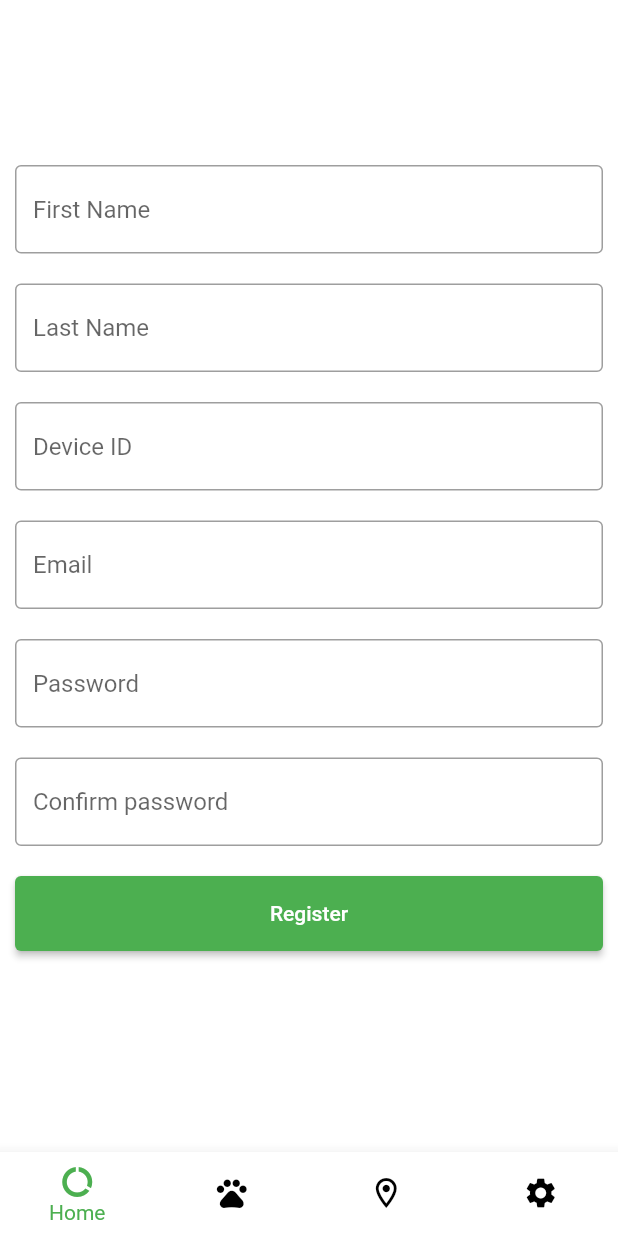
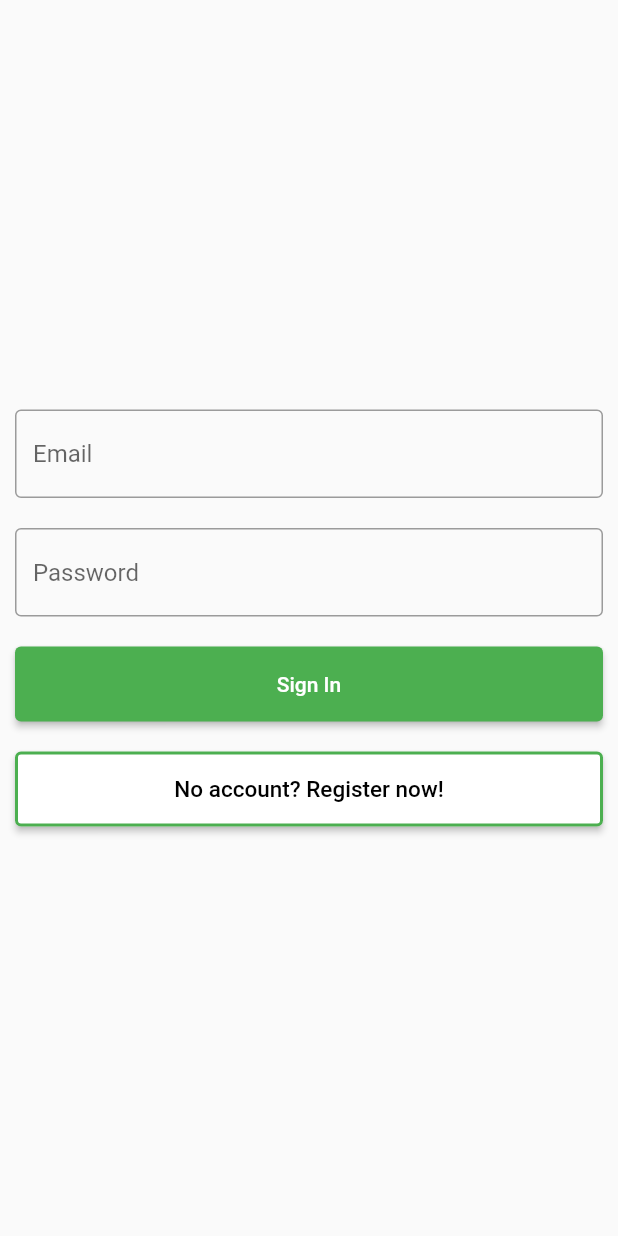
Before and after one commit to supleed2/ELEC60013-ES-CW1, a Flutter app: the screen it shows after launch, on a phone screen of 412 x 824 dp. Run offline on Flutter 3.47's test engine with Material 2 defaults, Android fonts, the light colour scheme and no system bars; our stand-ins replace charts_flutter, firebase_auth, firebase_core, google_maps_flutter, syncfusion_flutter_gauges; accounts and stored records are empty.

Commit message:
Added login page

```diff
--- a/lib/main.dart
+++ b/lib/main.dart
@@ -1,10 +1,18 @@
+import 'package:firebase_core/firebase_core.dart';
 import 'package:flutter/material.dart';
 import 'package:leg_barkr_app/home.dart';
 import 'package:flutter/services.dart';
+import 'package:leg_barkr_app/view/auth/login_form.dart';
+import 'package:leg_barkr_app/view/auth/register_form.dart';
+import 'firebase_options.dart';
 
-void main() {
+void main() async {
   SystemChrome.setSystemUIOverlayStyle(SystemUiOverlayStyle(statusBarColor: Colors.black12));
-  runApp(const Main());
+  WidgetsFlutterBinding.ensureInitialized();
+  await Firebase.initializeApp(
+    options: DefaultFirebaseOptions.currentPlatform,
+  );
+  runApp(Main());
 }
 
 class Main extends StatelessWidget {
@@ -14,7 +22,13 @@ class Main extends StatelessWidget {
   Widget build(BuildContext context) {
     return MaterialApp(
         theme: ThemeData.light(),
-        home: HomeScreen()
+        //home: HomeScreen(),
+        initialRoute: '/',
+        routes: {
+          '/': (context) => const HomeScreen(),
+          '/login': (context) => const LoginForm(),
+          '/register': (context) => const RegisterForm()
+        }
     );
   }
 }
--- /dev/null
+++ b/lib/view/auth/login_form.dart
@@ -0,0 +1,150 @@
+import 'package:firebase_auth/firebase_auth.dart';
+import 'package:flutter/material.dart';
+
+
+class LoginForm extends StatefulWidget {
+  const LoginForm({Key? key}) : super(key: key);
+
+  @override
+  _LoginFormState createState() => _LoginFormState();
+}
+
+class _LoginFormState extends State<LoginForm> {
+  final GlobalKey<FormState> _formKey = GlobalKey<FormState>();
+  late String _email, _password;
+  bool _loggingIn = false;
+
+  void attemptLogin(){
+    final form = _formKey.currentState;
+    if (form!.validate()) {
+      form.save();
+      setState(() { _loggingIn = true; });
+      loginUser();
+    } else {
+      setState(() { _loggingIn = false; });
+    }
+  }
+
+  Future<void> loginUser() async {
+    try {
+      await FirebaseAuth.instance.signInWithEmailAndPassword(email: _email, password: _password);
+      Navigator.pushNamed(context, "/");
+    } on FirebaseAuthException catch (e) {
+      if (e.code == 'user-not-found') {
+        ScaffoldMessenger.of(context).showSnackBar(SnackBar(content: Text("Invalid email")));
+        setState(() { _loggingIn = false; });
+      } else if (e.code == 'wrong-password') {
+        ScaffoldMessenger.of(context).showSnackBar(SnackBar(content: Text("Incorrect password")));
+        setState(() { _loggingIn = false; });
+      }
+    }
+  }
+
+  @override
+  Widget build(BuildContext context) {
+    final TextFormField emailInput = TextFormField(
+      autofocus: false,
+      cursorColor: Colors.green,
+      decoration: const InputDecoration(
+        border: OutlineInputBorder(),
+        focusedBorder: OutlineInputBorder(
+            borderSide: BorderSide(
+                color: Colors.green,
+                width: 2
+            )
+        ),
+        hintText: 'Email',
+        //labelStyle: TextStyle(color: Colors.green),
+      ),
+      validator: (value) => value!.isEmpty ? "Please enter email" : null,
+      onSaved: (value) => _email = value!,
+    );
+
+    final TextFormField passwordInput = TextFormField(
+      autofocus: false,
+      obscureText: true,
+      cursorColor: Colors.green,
+      decoration: const InputDecoration(
+        border: OutlineInputBorder(),
+        focusedBorder: OutlineInputBorder(
+            borderSide: BorderSide(
+                color: Colors.green,
+                width: 2
+            )
+        ),
+        hintText: 'Password',
+        //labelStyle: TextStyle(color: Colors.green),
+      ),
+      validator: (value) => value!.isEmpty ? "Please enter password" : null,
+      onSaved: (value) => _password = value!,
+    );
+
+    final Container loading = Container(
+      alignment: Alignment.center,
+      child: CircularProgressIndicator(
+        backgroundColor: Colors.green,
+        color: Colors.green,
+      ),
+    );
+
+    final Container loginBtn = Container(
+        width: double.infinity,
+        height: 50,
+        child: ElevatedButton(
+            onPressed: attemptLogin,
+            child: Text('Sign In'),
+            style: ElevatedButton.styleFrom(
+              alignment: Alignment.center,
+              primary: Colors.green,
+            )
+        )
+    );
+
+    final Container registerBtn = Container(
+        width: double.infinity,
+        height: 50,
+        child: ElevatedButton(
+            onPressed: (){ Navigator.pushNamed(context, '/register'); },
+            child: Text('No account? Register now!',
+                style: TextStyle(
+                    color: Colors.black,
+                    fontSize: 15
+                )
+            ),
+            style: ElevatedButton.styleFrom(
+              alignment: Alignment.center,
+              primary: Colors.white,
+              side: BorderSide(
+                color: Colors.green,
+                width: 2
+              )
+            )
+        )
+    );
+
+    return Scaffold(
+        appBar: null,
+        body: Center(
+          child: SingleChildScrollView(
+            child: Form(
+                key: _formKey,
+                child:Container(
+                    padding: EdgeInsets.all(10),
+                    child: Column(
+                        children: [
+                          emailInput,
+                          SizedBox(height: 20),
+                          passwordInput,
+                          SizedBox(height: 20),
+                          _loggingIn ? loading : loginBtn,
+                          SizedBox(height: 20),
+                          _loggingIn ? Text("") : registerBtn
+                        ]
+                    )
+                )
+            ),
+          )
+      )
+    );
+  }
+}
--- a/pubspec.yaml
+++ b/pubspec.yaml
@@ -39,6 +39,8 @@ dependencies:
   charts_flutter: ^0.12.0
   syncfusion_flutter_gauges: ^19.4.50
   http: ^0.13.4
+  firebase_core: ^1.12.0
+  firebase_auth: ^3.3.7
 
 
 dev_dependencies:
```
Also changed, not shown: lib/home.dart (+12 -3 lines), lib/view/auth/register_form.dart (+5 -3 lines), lib/firebase_options.dart (added), pubspec.lock.
